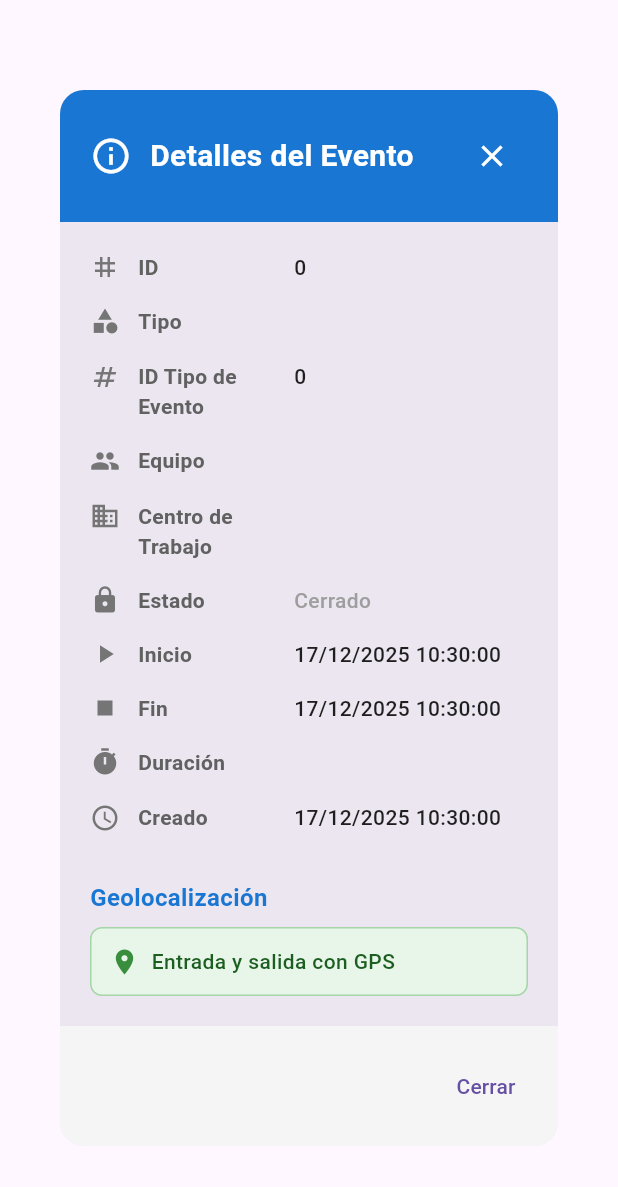
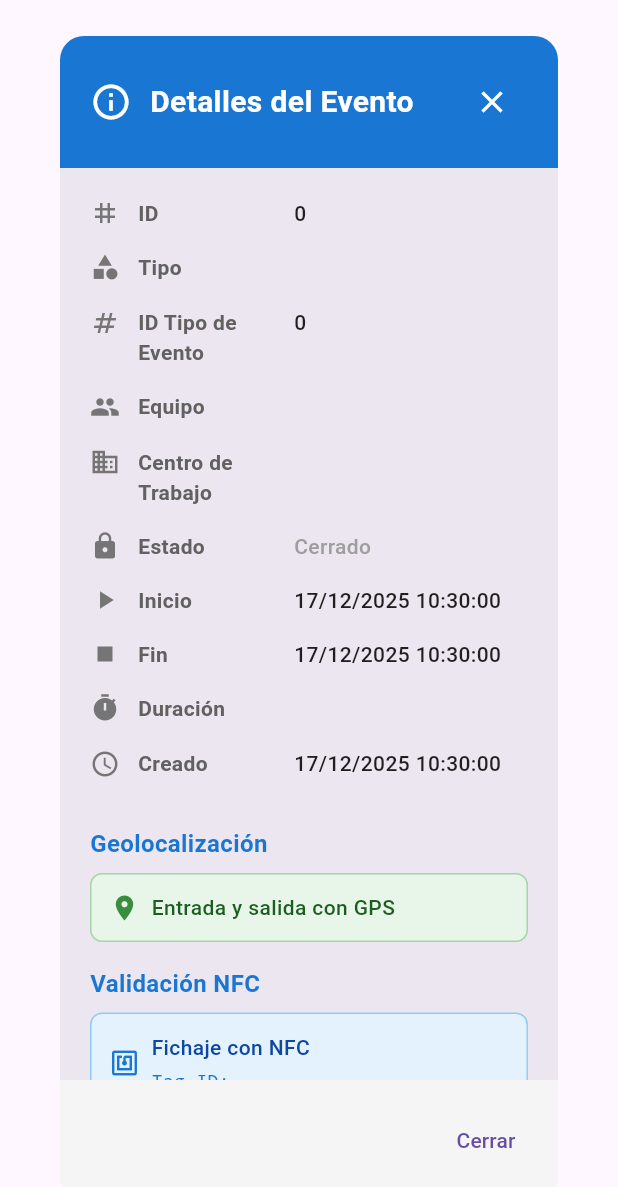
Before and after one commit to pbenav/cth-mobile, a Flutter app: the EventDetailsModal widget shown alone on an empty page, opened directly with empty values, on a phone screen of 412 x 824 dp. Shown: the top 1187 px of the screen. Run offline on Flutter 3.47's test engine with Material 3 defaults, Android fonts, the phone set to English and light mode, and no system bars; our stand-ins replace flutter_secure_storage, geolocator, shared_preferences; missing offline and left inert: ndef_record, nfc_manager, nfc_manager_ndef; accounts and stored records are empty.

Commit message:
feat: Añadir soporte completo para indicadores GPS y NFC en mobile
- Añadidos campos locationStart, locationEnd y nfcTagId a modelos
- HistoryEvent y ClockEvent ahora soportan datos de ubicación y NFC
- Indicador NFC azul en modal de detalles de evento
- Indicador NFC azul en lista de historial junto a GPS
- Iconos compactos para mejor UX en móvil

```diff
--- a/lib/models/history_event.dart
+++ b/lib/models/history_event.dart
@@ -18,6 +18,7 @@ class HistoryEvent {
   final String? description;
   final Map<String, dynamic>? locationStart;
   final Map<String, dynamic>? locationEnd;
+  final String? nfcTagId;
   final DateTime? createdAt;
 
   HistoryEvent({
@@ -40,6 +41,7 @@ class HistoryEvent {
     this.description,
     this.locationStart,
     this.locationEnd,
+    this.nfcTagId,
     this.createdAt,
   });
 
@@ -71,6 +73,7 @@ class HistoryEvent {
       description: json['description'] as String?,
       locationStart: json['location_start'] as Map<String, dynamic>?,
       locationEnd: json['location_end'] as Map<String, dynamic>?,
+      nfcTagId: json['nfc_tag_id'] as String?,
       createdAt: json['created_at'] != null
           ? DateTime.parse(json['created_at'])
           : null,
@@ -98,6 +101,7 @@ class HistoryEvent {
       'description': description,
       'location_start': locationStart,
       'location_end': locationEnd,
+      'nfc_tag_id': nfcTagId,
       'created_at': createdAt?.toIso8601String(),
     };
   }
--- a/lib/widgets/event_details_modal.dart
+++ b/lib/widgets/event_details_modal.dart
@@ -251,6 +251,52 @@ class EventDetailsModal extends StatelessWidget {
                         ),
                       ),
                     ],
+
+                    // NFC Validation
+                    if (event.nfcTagId != null) ...[
+                      const SizedBox(height: 16),
+                      _buildSectionTitle(context, 'Validación NFC'),
+                      const SizedBox(height: 8),
+                      Container(
+                        width: double.infinity,
+                        padding: const EdgeInsets.all(12),
+                        decoration: BoxDecoration(
+                          color: Colors.blue[50],
+                          borderRadius: BorderRadius.circular(8),
+                          border: Border.all(color: Colors.blue[200]!),
+                        ),
+                        child: Row(
+                          children: [
+                            Icon(Icons.nfc, color: Colors.blue[700], size: 20),
+                            const SizedBox(width: 8),
+                            Expanded(
+                              child: Column(
+                                crossAxisAlignment: CrossAxisAlignment.start,
+                                children: [
+                                  Text(
+                                    'Fichaje con NFC',
+                                    style: TextStyle(
+                                      fontSize: 14,
+                                      color: Colors.blue[900],
+                                      fontWeight: FontWeight.w500,
+                                    ),
+                                  ),
+                                  const SizedBox(height: 4),
+                                  Text(
+                                    'Tag ID: ${event.nfcTagId}',
+                                    style: TextStyle(
+                                      fontSize: 12,
+                                      color: Colors.blue[700],
+                                      fontFamily: 'monospace',
+                                    ),
+                                  ),
+                                ],
+                              ),
+                            ),
+                          ],
+                        ),
+                      ),
+                    ],
                   ],
                 ),
               ),
```
Also changed, not shown: lib/models/clock_status.dart (+12 -0 lines), lib/screens/history_screen.dart (+9 -0 lines).
